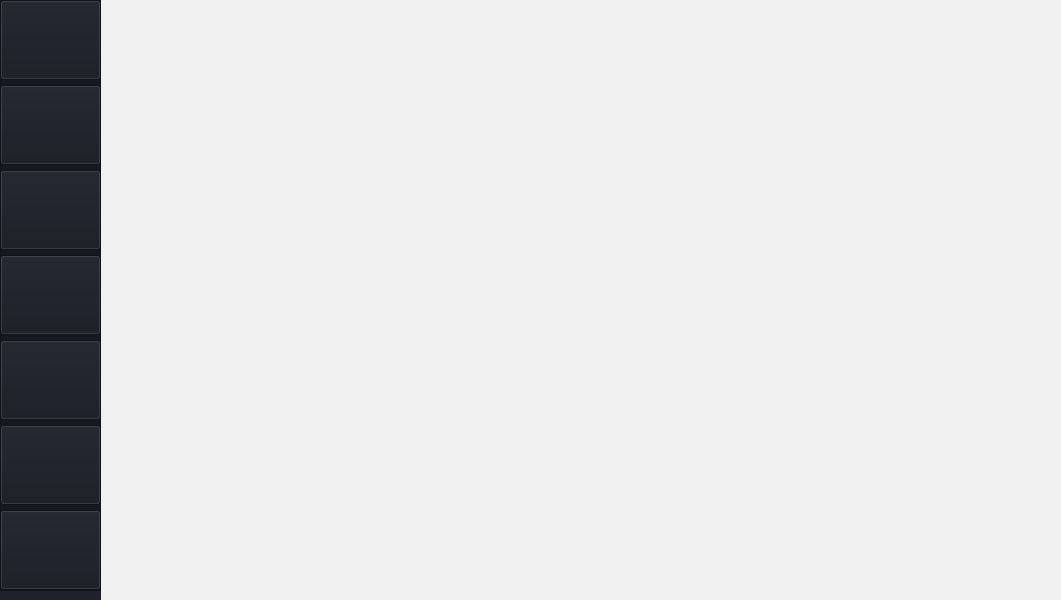
bit-angi/CarCentralSys, file mainwindow.ui: the form before one commit.
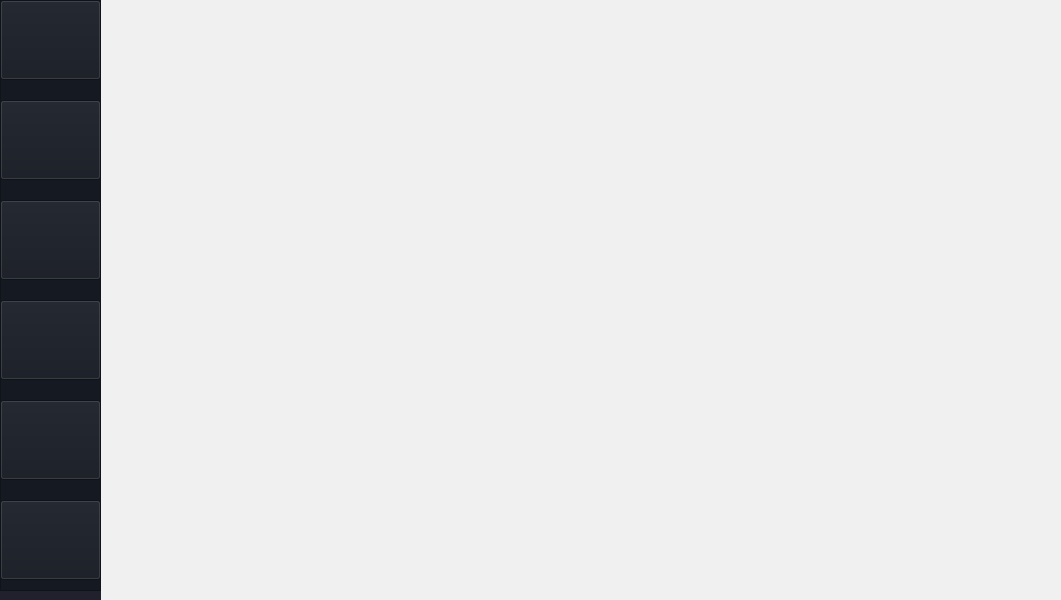
The form after the commit. Icons and pictures are not drawn.

```diff
--- a/mainwindow.ui
+++ b/mainwindow.ui
@@ -42,7 +42,7 @@
      <property name="geometry">
       <rect>
        <x>0</x>
-       <y>85</y>
+       <y>100</y>
        <width>101</width>
        <height>80</height>
       </rect>
@@ -65,7 +65,7 @@
      <property name="geometry">
       <rect>
        <x>0</x>
-       <y>255</y>
+       <y>300</y>
        <width>101</width>
        <height>80</height>
       </rect>
@@ -89,7 +89,7 @@
      <property name="geometry">
       <rect>
        <x>0</x>
-       <y>340</y>
+       <y>400</y>
        <width>101</width>
        <height>80</height>
       </rect>
@@ -113,7 +113,7 @@
      <property name="geometry">
       <rect>
        <x>0</x>
-       <y>425</y>
+       <y>500</y>
        <width>101</width>
        <height>80</height>
       </rect>
@@ -133,30 +133,6 @@
       <string/>
      </property>
     </widget>
-    <widget class="QPushButton" name="pushButton_18">
-     <property name="geometry">
-      <rect>
-       <x>0</x>
-       <y>510</y>
-       <width>101</width>
-       <height>80</height>
-      </rect>
-     </property>
-     <property name="styleSheet">
-      <string notr="true">
-
-QPushButton {
-image: url(:/new/prefix1/icon_media_image.png);
-}
-
-QPushButton:hover {
-	background-color:rgb(0, 0, 58);
-}</string>
-     </property>
-     <property name="text">
-      <string/>
-     </property>
-    </widget>
     <widget class="QPushButton" name="pushButton_44">
      <property name="enabled">
       <bool>true</bool>
@@ -186,7 +162,7 @@
      <property name="geometry">
       <rect>
        <x>0</x>
-       <y>170</y>
+       <y>200</y>
        <width>101</width>
        <height>80</height>
       </rect>
```
Left out of the diff: 6 changed lines with no effect on the pictures.
